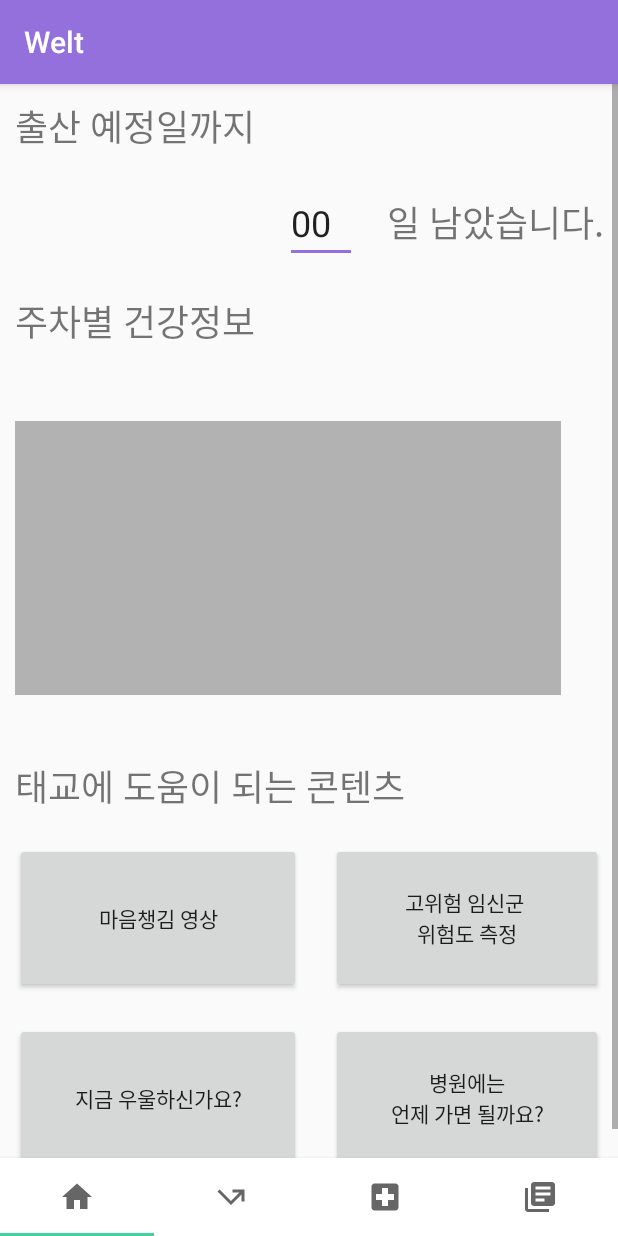
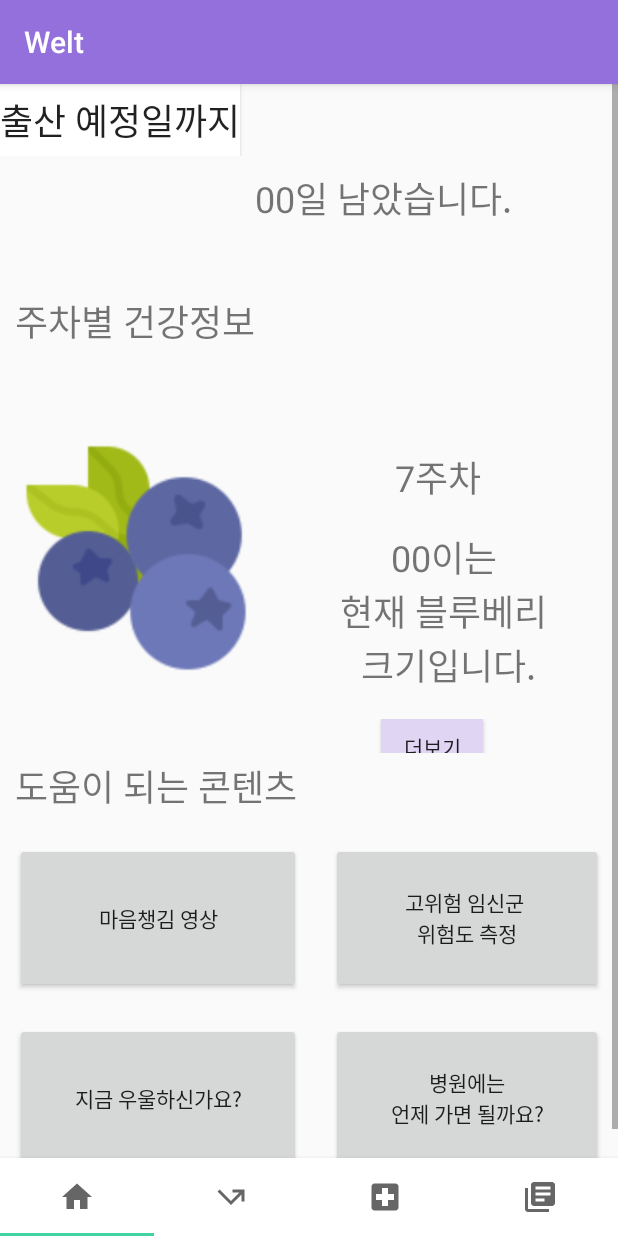
Before and after one commit to LeeSeunghyeeon/2021_IndustrialProject-2, an Android app: the ContentFragment screen opened directly, with no data from a screen before it, on a phone screen of 412 x 824 dp. Run offline under Robolectric (Android 15) with nearby library versions, the phone set to English and light mode, and no system bars.

Commit message:
컨텐츠탭수정

```diff
--- a/app/src/main/java/com/example/welt/ContentFragment.kt
+++ b/app/src/main/java/com/example/welt/ContentFragment.kt
@@ -5,13 +5,44 @@ import androidx.fragment.app.Fragment
 import android.view.LayoutInflater
 import android.view.View
 import android.view.ViewGroup
-
+import android.widget.Toast
+import com.example.welt.databinding.FragmentContentBinding
+import com.example.welt.databinding.FragmentMissionBinding
+import androidx.fragment.app.FragmentActivity
+import android.app.Activity
+import android.content.Intent
+import android.net.Uri
 
 class ContentFragment : Fragment() {
-    override fun onCreateView(
-        inflater: LayoutInflater, container: ViewGroup?,
-        savedInstanceState: Bundle?
-    ): View? {
-        // Inflate the layout for this fragment
-        return inflater.inflate(R.layout.fragment_content, container, false) }
-}
+    private lateinit var binding: FragmentContentBinding
+
+    override fun onCreateView(inflater: LayoutInflater, container: ViewGroup?, savedInstanceState: Bundle?): View? {
+        binding = FragmentContentBinding.inflate(inflater, container, false)
+        setButtonClickEvent()
+        return binding.root
+    }
+
+    private fun setButtonClickEvent(){
+        binding.btnUntilDate.setOnClickListener{
+            val show_diary = activity?.supportFragmentManager?.beginTransaction()
+            if (show_diary != null) {
+                show_diary.replace(R.id.frameLayout_content,DiaryFragment()).addToBackStack(null).commit()
+            }
+        }
+        binding.button5.setOnClickListener{
+            var intent = Intent(Intent.ACTION_VIEW, Uri.parse("https://www.youtube.com/watch?v=W5Ik2734fpY"))
+            startActivity(intent)
+        }
+        binding.button7.setOnClickListener{
+            var intent = Intent(Intent.ACTION_VIEW, Uri.parse("https://www.gimpo.go.kr/health/contents.do?key=2196"))
+            startActivity(intent)
+        }
+        binding.button8.setOnClickListener{
+            val show_week_feature = activity?.supportFragmentManager?.beginTransaction()
+
+            if (show_week_feature != null) {
+                show_week_feature.replace(R.id.frameLayout_content,Week_Features()).addToBackStack(null).commit()
+            }}
+    }
+
+    }
--- a/app/src/main/java/com/example/welt/DiaryFragment.kt
+++ b/app/src/main/java/com/example/welt/DiaryFragment.kt
@@ -15,5 +15,4 @@ class DiaryFragment : Fragment(){
     ): View? {
         // Inflate the layout for this fragment
         return inflater.inflate(R.layout.fragment_diary, container, false) }
-    //hi
 }
--- a/app/src/main/java/com/example/welt/MissionFragment.kt
+++ b/app/src/main/java/com/example/welt/MissionFragment.kt
@@ -32,7 +32,5 @@ class MissionFragment : Fragment() {
                 sleepDialog.show(fragmentManager, "Mission_SleepDialog")
             }
         }
-
     }
-
 }
--- a/app/src/main/res/layout/fragment_content.xml
+++ b/app/src/main/res/layout/fragment_content.xml
@@ -7,8 +7,16 @@
     tools:context=".MainActivity">
 
     <RelativeLayout
+        android:id="@+id/relativeLayout"
         android:layout_width="match_parent"
         android:layout_height="match_parent">
+
+        <FrameLayout
+            android:id="@+id/frameLayout_content"
+            android:layout_width="match_parent"
+            android:layout_height="match_parent">
+
+        </FrameLayout>
 
         <TableLayout
             android:layout_width="match_parent"
@@ -16,13 +24,13 @@
 
             <TableRow
                 android:layout_width="match_parent"
-                android:layout_height="wrap_content">
+                android:layout_height="match_parent">
 
-                <TextView
-                    android:id="@+id/textView5"
-                    android:layout_width="wrap_content"
+                <Button
+                    android:id="@+id/btnUntilDate"
+                    android:layout_width="match_parent"
                     android:layout_height="wrap_content"
-                    android:layout_margin="10dp"
+                    android:background="#FFFFFF"
                     android:text="출산 예정일까지"
                     android:textSize="24sp" />
 
@@ -33,26 +41,15 @@
                 android:layout_width="match_parent"
                 android:layout_height="wrap_content">
 
-                <EditText
-                    android:id="@+id/editTextNumber"
-                    android:layout_width="48dp"
-                    android:layout_height="wrap_content"
-                    android:layout_column="1"
-                    android:layout_margin="10dp"
-                    android:ems="10"
-                    android:inputType="number"
-                    android:text="00"
-                    android:textSize="24sp"
-                    tools:ignore="TouchTargetSizeCheck" />
-
                 <TextView
                     android:id="@+id/textView6"
                     android:layout_width="wrap_content"
                     android:layout_height="wrap_content"
                     android:layout_column="2"
                     android:layout_margin="10dp"
-                    android:text="일 남았습니다."
+                    android:text="00일 남았습니다."
                     android:textSize="24sp" />
+
             </TableRow>
         </TableLayout>
 
@@ -76,14 +73,60 @@
 
             <TableRow
                 android:layout_width="match_parent"
-                android:layout_height="match_parent">
+                android:layout_height="209dp">
 
                 <ImageView
                     android:id="@+id/imageView2"
-                    android:layout_width="364dp"
+                    android:layout_width="164dp"
                     android:layout_height="240dp"
                     android:layout_margin="10dp"
-                    android:src="@drawable/img" />
+                    android:src="@drawable/week7_blueberry" />
+
+                <LinearLayout
+                    android:layout_width="216dp"
+                    android:layout_height="match_parent"
+                    android:orientation="vertical">
+
+                    <Space
+                        android:layout_width="match_parent"
+                        android:layout_height="58dp" />
+
+                    <TextView
+                        android:id="@+id/textView10"
+                        android:layout_width="match_parent"
+                        android:layout_height="wrap_content"
+                        android:gravity="center"
+                        android:text="7주차"
+                        android:textSize="24sp" />
+
+                    <TextView
+                        android:id="@+id/textView11"
+                        android:layout_width="230dp"
+                        android:layout_height="143dp"
+                        android:gravity="center"
+                        android:text="00이는 \n현재 블루베리 \n크기입니다."
+                        android:textSize="24sp" />
+
+                    <LinearLayout
+                        android:layout_width="match_parent"
+                        android:layout_height="match_parent"
+                        android:orientation="horizontal">
+
+                        <Space
+                            android:layout_width="70dp"
+                            android:layout_height="44dp" />
+
+                        <Button
+                            android:id="@+id/button8"
+                            android:layout_width="68dp"
+                            android:layout_height="38dp"
+                            android:background="#E1D5F4"
+                            android:gravity="center"
+                            android:text="더보기" />
+                    </LinearLayout>
+
+                </LinearLayout>
+
             </TableRow>
 
         </TableLayout>
@@ -104,7 +147,7 @@
                     android:layout_height="wrap_content"
                     android:layout_margin="10dp"
                     android:layout_span="2"
-                    android:text="태교에 도움이 되는 콘텐츠"
+                    android:text="도움이 되는 콘텐츠"
                     android:textSize="24sp" />
             </TableRow>
 
@@ -152,7 +195,7 @@
                     android:text="병원에는\n언제 가면 될까요?" />
             </TableRow>
         </TableLayout>
+
     </RelativeLayout>
 
-
 </ScrollView>
```
Also changed, not shown: app/src/main/java/com/example/welt/Mission_SleepDialog.kt (+5 -11 lines), app/src/main/java/com/example/welt/Week_Features.kt (added, +69 -0 lines), app/src/main/res/layout/fragment_week__features.xml (added, +122 -0 lines), app/src/main/res/drawable-v24/week7_blueberry.png (added).
